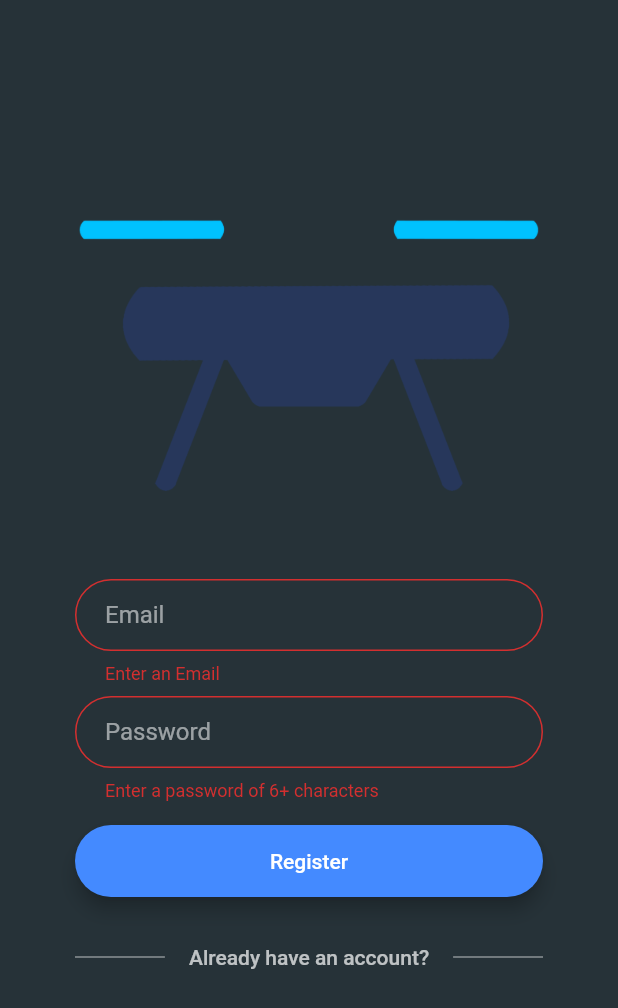
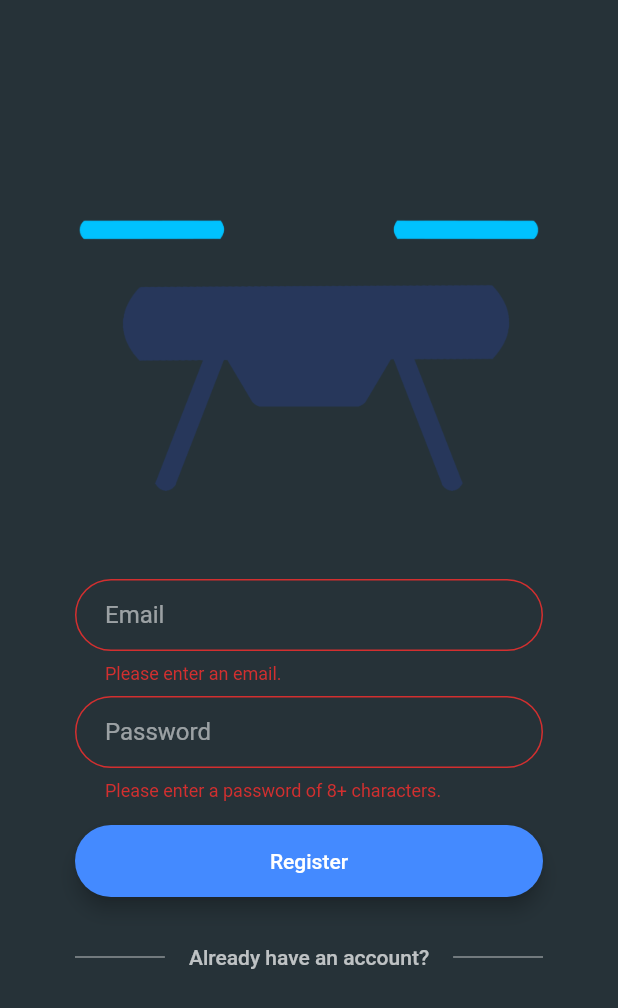
Before and after one commit to mikeyroush/ConeDroneApp, a Flutter app: the screen it shows after launch, after a tap on "Register", on a phone screen of 412 x 824 dp. Shown: the top 1008 px of the screen. Run offline on Flutter 3.47's test engine with Material 2 defaults, Android fonts, the phone set to English and light mode, and no system bars; our stand-ins replace cloud_firestore, firebase_auth, firebase_core, flutter_spinkit, mask_text_input_formatter; accounts and stored records are empty.

Commit message:
added more form validation unit tests

```diff
--- a/cone_drone/lib/screens/authenticate/login.dart
+++ b/cone_drone/lib/screens/authenticate/login.dart
@@ -3,6 +3,7 @@ import 'package:cone_drone/components/rounded_botton.dart';
 import 'package:cone_drone/screens/loading_screen.dart';
 import 'package:cone_drone/models/user.dart';
 import 'package:cone_drone/services/auth.dart';
+import 'package:cone_drone/services/form_validator.dart';
 import 'package:cone_drone/constants.dart';
 
 class Login extends StatefulWidget {
@@ -53,7 +54,8 @@ class _LoginState extends State<Login> {
                             : 8.0,
                       ),
                       TextFormField(
-                        validator: AuthService.validateEmail,
+                        validator: FormValidator.validateEmail,
+                        keyboardType: TextInputType.emailAddress,
                         style: kTextFieldStyle,
                         decoration:
                             kTextFieldDecoration.copyWith(hintText: 'Email'),
@@ -66,7 +68,7 @@ class _LoginState extends State<Login> {
                       SizedBox(height: 8.0),
                       TextFormField(
                         obscureText: true,
-                        validator: AuthService.validatePassword,
+                        validator: FormValidator.validatePassword,
                         style: kTextFieldStyle,
                         decoration:
                             kTextFieldDecoration.copyWith(hintText: 'Password'),
--- a/cone_drone/lib/screens/authenticate/register.dart
+++ b/cone_drone/lib/screens/authenticate/register.dart
@@ -3,6 +3,7 @@ import 'package:cone_drone/components/rounded_botton.dart';
 import 'package:cone_drone/screens/loading_screen.dart';
 import 'package:cone_drone/models/user.dart';
 import 'package:cone_drone/services/auth.dart';
+import 'package:cone_drone/services/form_validator.dart';
 import 'package:cone_drone/constants.dart';
 
 class Register extends StatefulWidget {
@@ -54,7 +55,8 @@ class _RegisterState extends State<Register> {
                             : 8.0,
                       ),
                       TextFormField(
-                        validator: AuthService.validateEmail,
+                        validator: FormValidator.validateEmail,
+                        keyboardType: TextInputType.emailAddress,
                         style: kTextFieldStyle,
                         decoration:
                             kTextFieldDecoration.copyWith(hintText: 'Email'),
@@ -67,7 +69,7 @@ class _RegisterState extends State<Register> {
                       SizedBox(height: 8.0),
                       TextFormField(
                         obscureText: true,
-                        validator: AuthService.validatePassword,
+                        validator: FormValidator.validatePassword,
                         style: kTextFieldStyle,
                         decoration:
                             kTextFieldDecoration.copyWith(hintText: 'Password'),
--- a/cone_drone/lib/services/auth.dart
+++ b/cone_drone/lib/services/auth.dart
@@ -93,12 +93,4 @@ class AuthService {
       return null;
     }
   }
-
-  static String validateEmail(String value) {
-    return value.isEmpty ? 'Enter an Email' : null;
-  }
-
-  static String validatePassword(String value) {
-    return value.length < 6 ? 'Enter a password of 6+ characters' : null;
-  }
 }
--- /dev/null
+++ b/cone_drone/lib/services/form_validator.dart
@@ -0,0 +1,28 @@
+class FormValidator {
+  static final String nameMessage = 'Please enter a name.';
+  static final String emailMessage = 'Please enter an email.';
+  static final String emailPattern =
+      r"^[a-zA-Z0-9.!#$%&'*+/=?^_`{|}~-]+@[a-zA-Z0-9](?:[a-zA-Z0-9-]{0,253}[a-zA-Z0-9])?(?:\.[a-zA-Z0-9](?:[a-zA-Z0-9-]{0,253}[a-zA-Z0-9])?)*$";
+  static final RegExp emailReg = RegExp(emailPattern);
+  static final String passwordMessage =
+      'Please enter a password of 8+ characters.';
+  static final String phoneMessage = 'Please enter a phone number.';
+  static final String phonePattern = r'^(?:[+0]1)?[0-9()\s-]{10,15}$';
+  static final RegExp phoneReg = new RegExp(phonePattern);
+
+  static String validateName(String value) {
+    return value.isEmpty ? nameMessage : null;
+  }
+
+  static String validateEmail(String value) {
+    return !emailReg.hasMatch(value) ? emailMessage : null;
+  }
+
+  static String validatePassword(String value) {
+    return value.length < 8 ? passwordMessage : null;
+  }
+
+  static String validatePhone(String value) {
+    return !phoneReg.hasMatch(value) ? phoneMessage : null;
+  }
+}
--- a/cone_drone/pubspec.yaml
+++ b/cone_drone/pubspec.yaml
@@ -17,6 +17,7 @@ dependencies:
   animated_text_kit: ^2.2.0
   provider: ^4.3.2+2
   flutter_spinkit: ^4.1.2+1
+  mask_text_input_formatter: ^1.1.0
 
 dev_dependencies:
   flutter_test:
```
Also changed, not shown: cone_drone/lib/screens/pilots/add_pilot.dart (+17 -7 lines), cone_drone/lib/screens/pilots/update_pilot.dart (+11 -4 lines), cone_drone/tests/authentication_test.dart (deleted, +0 -27 lines), cone_drone/tests/form_validation_test.dart (added, +57 -0 lines), cone_drone/pubspec.lock.
